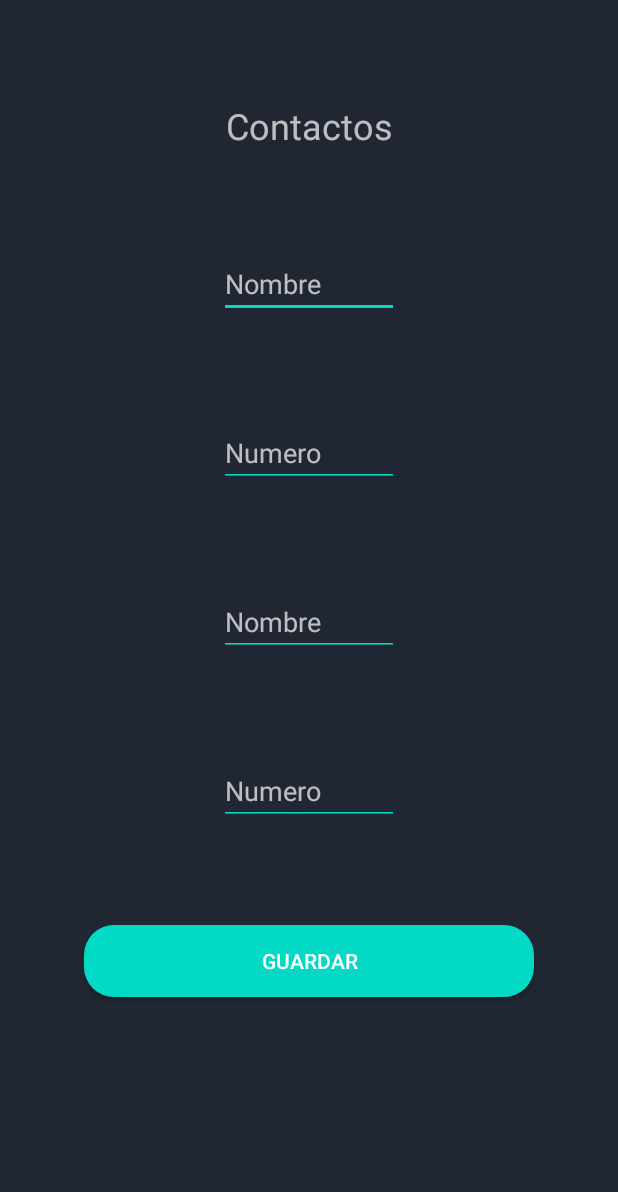
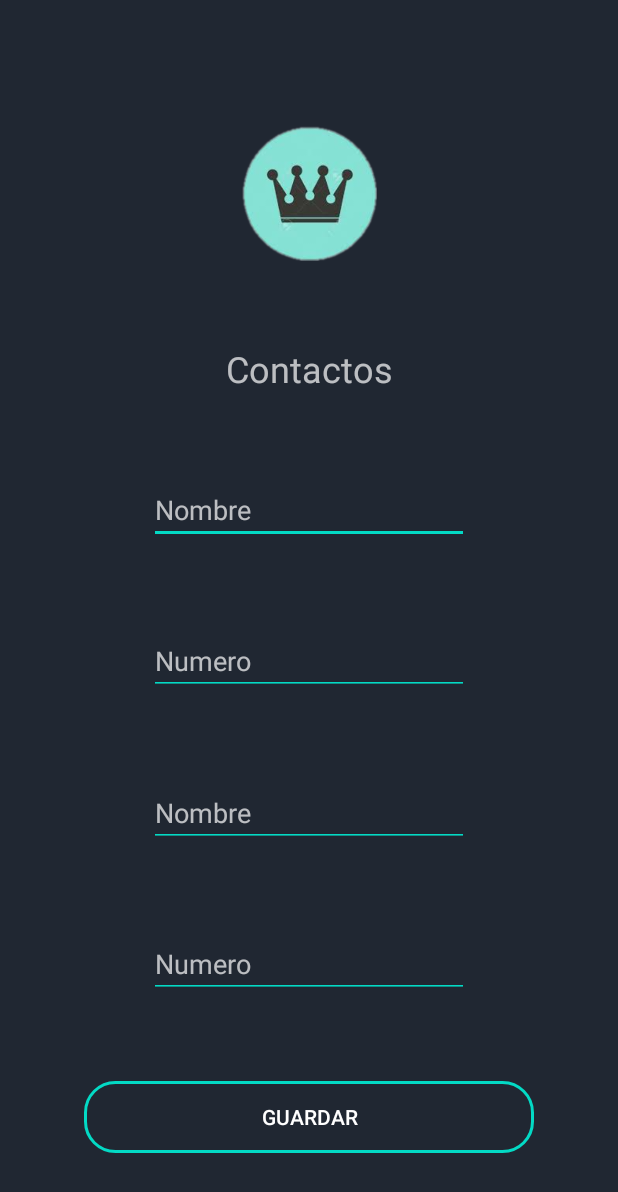
Before and after one commit to MarianoRiquelme26/grupo_610, an Android app: the Contacto screen opened directly, with no data from a screen before it, on a phone screen of 412 x 824 dp. Shown: the top 1192 px of the screen. Run offline under Robolectric (Android 15) with nearby library versions, the phone set to English and light mode, and no system bars.

Commit message:
se elimina codigo duplicado

```diff
--- a/CODIGO/app/src/main/java/com/ten/six/soa/keepcalmmobile/Contacto.java
+++ b/CODIGO/app/src/main/java/com/ten/six/soa/keepcalmmobile/Contacto.java
@@ -16,7 +16,7 @@ public class Contacto extends AppCompatActivity {
     @Override
     protected void onCreate(Bundle savedInstanceState) {
         super.onCreate(savedInstanceState);
-        setContentView(R.layout.activity_contacto);
+        setContentView(R.layout.activity_contacto_guardado);
 
         this.nombre1 = (EditText)findViewById(R.id.textNombre1);
         this.numero1 = (EditText)findViewById(R.id.textNumero1);
--- a/CODIGO/app/src/main/res/layout/activity_conexion_internet.xml
+++ b/CODIGO/app/src/main/res/layout/activity_conexion_internet.xml
@@ -6,13 +6,6 @@
     android:layout_height="match_parent"
     tools:context=".ConexionInternet"
     android:background="#202732">
-
-    <androidx.constraintlayout.widget.Guideline
-        android:id="@+id/guideline"
-        android:layout_width="wrap_content"
-        android:layout_height="wrap_content"
-        android:orientation="horizontal"
-        app:layout_constraintGuide_begin="318dp" />
 
     <TextView
         android:id="@+id/textView5"
--- a/CODIGO/app/src/main/res/layout/activity_contacto.xml
+++ b/CODIGO/app/src/main/res/layout/activity_contacto.xml
@@ -11,27 +11,27 @@
         android:id="@+id/textNombre1"
         android:layout_width="120dp"
         android:layout_height="wrap_content"
+        android:layout_marginBottom="8dp"
         android:backgroundTint="@color/colorAccent"
         android:editable="true"
         android:hint="@string/Nombre"
         app:layout_constraintBottom_toTopOf="@+id/textNumero1"
         app:layout_constraintEnd_toEndOf="parent"
-        app:layout_constraintHorizontal_bias="0.5"
-        app:layout_constraintStart_toStartOf="parent"
-        app:layout_constraintTop_toBottomOf="@+id/textView" />
+        app:layout_constraintHorizontal_bias="0.501"
+        app:layout_constraintStart_toStartOf="parent" />
 
     <EditText
         android:id="@+id/textNumero1"
         android:layout_width="120dp"
         android:layout_height="wrap_content"
+        android:layout_marginBottom="16dp"
         android:backgroundTint="@color/colorAccent"
         android:editable="true"
         android:hint="@string/Numero"
         app:layout_constraintBottom_toTopOf="@+id/textNombre2"
         app:layout_constraintEnd_toEndOf="parent"
-        app:layout_constraintHorizontal_bias="0.5"
-        app:layout_constraintStart_toStartOf="parent"
-        app:layout_constraintTop_toBottomOf="@+id/textNombre1" />
+        app:layout_constraintHorizontal_bias="0.501"
+        app:layout_constraintStart_toStartOf="parent" />
 
     <EditText
         android:id="@+id/textNombre2"
@@ -40,24 +40,23 @@
         android:backgroundTint="@color/colorAccent"
         android:editable="true"
         android:hint="@string/Nombre"
-        app:layout_constraintBottom_toTopOf="@+id/textNumero2"
         app:layout_constraintEnd_toEndOf="parent"
-        app:layout_constraintHorizontal_bias="0.5"
+        app:layout_constraintHorizontal_bias="0.498"
         app:layout_constraintStart_toStartOf="parent"
-        app:layout_constraintTop_toBottomOf="@+id/textNumero1" />
+        tools:layout_editor_absoluteY="446dp" />
 
     <EditText
         android:id="@+id/textNumero2"
         android:layout_width="120dp"
         android:layout_height="wrap_content"
+        android:layout_marginBottom="32dp"
         android:backgroundTint="@color/colorAccent"
         android:editable="true"
         android:hint="@string/Numero"
         app:layout_constraintBottom_toTopOf="@+id/guardar"
         app:layout_constraintEnd_toEndOf="parent"
-        app:layout_constraintHorizontal_bias="0.5"
-        app:layout_constraintStart_toStartOf="parent"
-        app:layout_constraintTop_toBottomOf="@+id/textNombre2" />
+        app:layout_constraintHorizontal_bias="0.501"
+        app:layout_constraintStart_toStartOf="parent" />
 
     <TextView
         android:id="@+id/textView"
@@ -67,9 +66,10 @@
         android:textSize="24sp"
         app:layout_constraintBottom_toTopOf="@+id/textNombre1"
         app:layout_constraintEnd_toEndOf="parent"
-        app:layout_constraintHorizontal_bias="0.5"
+        app:layout_constraintHorizontal_bias="0.498"
         app:layout_constraintStart_toStartOf="parent"
-        app:layout_constraintTop_toTopOf="parent" />
+        app:layout_constraintTop_toTopOf="parent"
+        app:layout_constraintVertical_bias="0.9" />
 
     <Button
         android:id="@+id/guardar"
@@ -81,7 +81,17 @@
         android:text="@string/Guardar"
         app:layout_constraintBottom_toBottomOf="parent"
         app:layout_constraintEnd_toEndOf="parent"
-        app:layout_constraintHorizontal_bias="0.5"
+        app:layout_constraintHorizontal_bias="0.495"
+        app:layout_constraintStart_toStartOf="parent" />
+
+    <ImageView
+        android:id="@+id/imageView6"
+        android:layout_width="90dp"
+        android:layout_height="90dp"
+        android:layout_marginTop="84dp"
+        app:layout_constraintEnd_toEndOf="parent"
+        app:layout_constraintHorizontal_bias="0.498"
         app:layout_constraintStart_toStartOf="parent"
-        app:layout_constraintTop_toBottomOf="@+id/textNumero2" />
+        app:layout_constraintTop_toTopOf="parent"
+        app:srcCompat="@drawable/coronatrasparente" />
 </androidx.constraintlayout.widget.ConstraintLayout>
--- /dev/null
+++ b/CODIGO/app/src/main/res/layout/activity_contacto_guardado.xml
@@ -0,0 +1,99 @@
+<?xml version="1.0" encoding="utf-8"?>
+<androidx.constraintlayout.widget.ConstraintLayout xmlns:android="http://schemas.android.com/apk/res/android"
+    xmlns:app="http://schemas.android.com/apk/res-auto"
+    xmlns:tools="http://schemas.android.com/tools"
+    android:layout_width="match_parent"
+    android:layout_height="match_parent"
+    android:background="#202732">
+
+    <ImageView
+        android:id="@+id/imageView7"
+        android:layout_width="90dp"
+        android:layout_height="90dp"
+        android:layout_marginTop="84dp"
+        app:layout_constraintEnd_toEndOf="parent"
+        app:layout_constraintStart_toStartOf="parent"
+        app:layout_constraintTop_toTopOf="parent"
+        app:srcCompat="@drawable/coronatrasparente" />
+
+    <TextView
+        android:id="@+id/textView9"
+        android:layout_width="wrap_content"
+        android:layout_height="wrap_content"
+        android:text="@string/Contactos"
+        android:textSize="24sp"
+        app:layout_constraintBottom_toTopOf="@+id/textNombre1"
+        app:layout_constraintEnd_toEndOf="parent"
+        app:layout_constraintHorizontal_bias="0.5"
+        app:layout_constraintStart_toStartOf="parent"
+        app:layout_constraintTop_toBottomOf="@+id/imageView7" />
+
+    <EditText
+        android:id="@+id/textNombre1"
+        android:layout_width="wrap_content"
+        android:layout_height="wrap_content"
+        android:backgroundTint="@color/colorAccent"
+        android:ems="10"
+        android:hint="@string/Nombre"
+        android:inputType="textPersonName"
+        app:layout_constraintBottom_toTopOf="@+id/textNumero1"
+        app:layout_constraintEnd_toEndOf="parent"
+        app:layout_constraintHorizontal_bias="0.5"
+        app:layout_constraintStart_toStartOf="parent"
+        app:layout_constraintTop_toBottomOf="@+id/textView9" />
+
+    <EditText
+        android:id="@+id/textNumero1"
+        android:layout_width="wrap_content"
+        android:layout_height="wrap_content"
+        android:backgroundTint="@color/colorAccent"
+        android:ems="10"
+        android:hint="@string/Numero"
+        android:inputType="textPersonName"
+        app:layout_constraintBottom_toTopOf="@+id/textNombre2"
+        app:layout_constraintEnd_toEndOf="parent"
+        app:layout_constraintHorizontal_bias="0.5"
+        app:layout_constraintStart_toStartOf="parent"
+        app:layout_constraintTop_toBottomOf="@+id/textNombre1" />
+
+    <EditText
+        android:id="@+id/textNombre2"
+        android:layout_width="wrap_content"
+        android:layout_height="wrap_content"
+        android:backgroundTint="@color/colorAccent"
+        android:ems="10"
+        android:hint="@string/Nombre"
+        android:inputType="textPersonName"
+        app:layout_constraintBottom_toTopOf="@+id/textNumero2"
+        app:layout_constraintEnd_toEndOf="parent"
+        app:layout_constraintHorizontal_bias="0.5"
+        app:layout_constraintStart_toStartOf="parent"
+        app:layout_constraintTop_toBottomOf="@+id/textNumero1" />
+
+    <EditText
+        android:id="@+id/textNumero2"
+        android:layout_width="wrap_content"
+        android:layout_height="wrap_content"
+        android:backgroundTint="@color/colorAccent"
+        android:ems="10"
+        android:hint="@string/Numero"
+        android:inputType="textPersonName"
+        app:layout_constraintBottom_toTopOf="@+id/button11"
+        app:layout_constraintEnd_toEndOf="parent"
+        app:layout_constraintHorizontal_bias="0.5"
+        app:layout_constraintStart_toStartOf="parent"
+        app:layout_constraintTop_toBottomOf="@+id/textNombre2" />
+
+    <Button
+        android:id="@+id/button11"
+        android:layout_width="300dp"
+        android:layout_height="wrap_content"
+        android:background="@drawable/boton_mio2"
+        android:onClick="guardar"
+        android:text="@string/Guardar"
+        app:layout_constraintBottom_toBottomOf="parent"
+        app:layout_constraintEnd_toEndOf="parent"
+        app:layout_constraintHorizontal_bias="0.5"
+        app:layout_constraintStart_toStartOf="parent"
+        app:layout_constraintTop_toBottomOf="@+id/textNumero2" />
+</androidx.constraintlayout.widget.ConstraintLayout>
```
Also changed, not shown: 1 other file.
